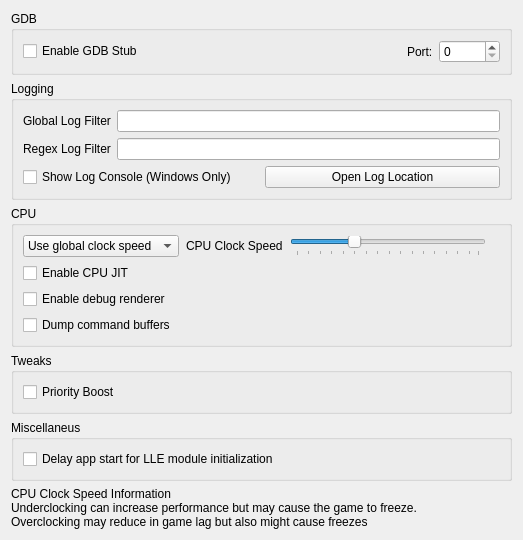
Qt form src/citra_qt/configuration/configure_debug.ui (rtiangha/Citra-Enhanced) before a commit.
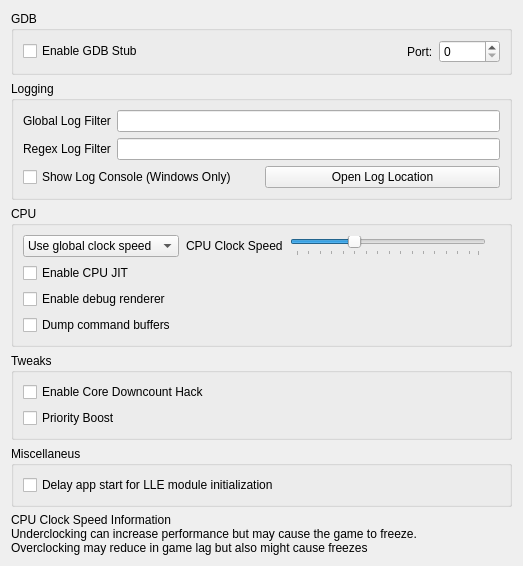
The same form after that commit.

Commit message:
Implement core downcount hack
Based on "CPU Usage Limit" from Citra MMJ

The edit to the form file:
```diff
--- a/src/citra_qt/configuration/configure_debug.ui
+++ b/src/citra_qt/configuration/configure_debug.ui
@@ -240,6 +240,16 @@
      </property>
      <layout class="QGridLayout" name="gridLayout_3">
       <item row="1" column="0">
+       <widget class="QCheckBox" name="toggle_core_downcount_hack">
+        <property name="toolTip">
+         <string>&lt;html&gt;&lt;head/&gt;&lt;body&gt;&lt;p&gt;When enabled, core downcount will be limited to a smaller time slice, reducing CPU usage. It usually reduce the performance, but improves for low-end devices or GPU hungry games&lt;/p&gt;&lt;/body&gt;&lt;/html&gt;</string>
+        </property>
+        <property name="text">
+         <string>Enable Core Downcount Hack</string>
+        </property>
+       </widget>
+      </item>
+      <item row="2" column="0">
        <widget class="QCheckBox" name="toggle_priority_boost">
         <property name="toolTip">
          <string>&lt;html&gt;&lt;head/&gt;&lt;body&gt;&lt;p&gt;Boost low priority starved threads during kernel rescheduling. It can improve the performance, at the cost of get freezes during cutsences for some games&lt;/p&gt;&lt;/body&gt;&lt;/html&gt;</string>
```
The commit also changes 15 other files.
